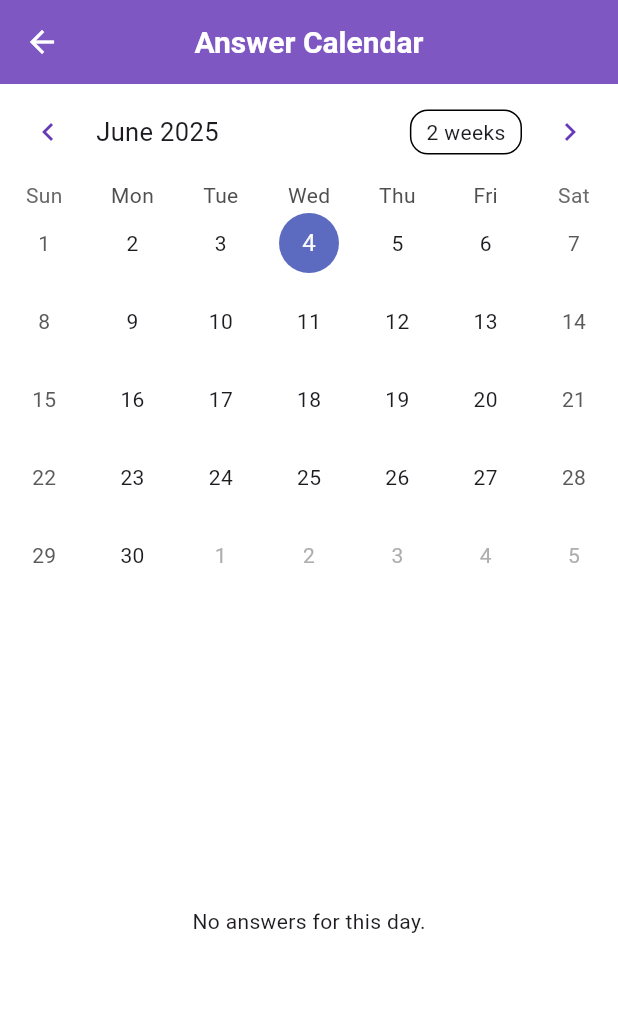
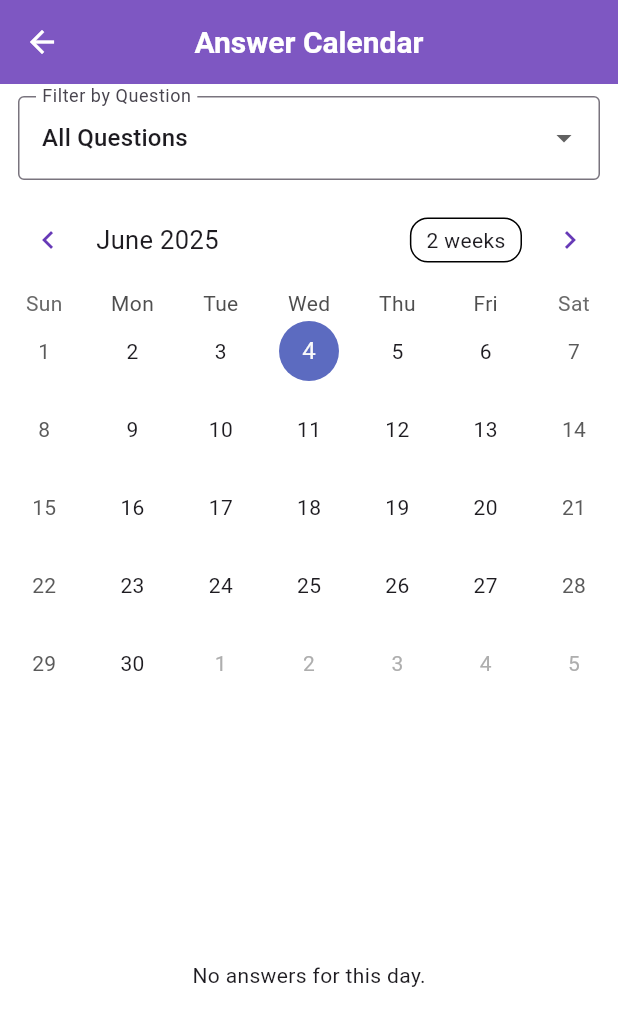
Before and after one commit to NasheethAhmedA/AskYourSelf, a Flutter app: the screen it shows after launch, in the side drawer, after a tap on "Calendar", on a phone screen of 412 x 824 dp. Shown: the top 1026 px of the screen. Run offline on Flutter 3.47's test engine with Material 3 defaults, Android fonts, the phone set to English and light mode, and no system bars; drawn by our look-alikes of table_calendar; our stand-ins replace sqflite, sqflite_common_ffi_web; accounts and stored records are empty.

Commit message:
feat: Implement question filter in CalendarScreen
This commit introduces a feature allowing you to filter answers displayed in the CalendarScreen by a specific question.

Key changes:
- Added a dropdown menu to `CalendarScreen` populated with all available questions and an "All Questions" option.
- Modified `CalendarScreen`'s state to store the selected question's ID and a list of all questions.
- Updated `_getAnswersForDay` to filter answers based on the `selectedQuestionId`. If "All Questions" is selected, all answers for the day are shown. Otherwise, only answers to the chosen question are displayed.
- The calendar event markers and the list of answers below the calendar now reflect the applied filter.
- The message displayed when no answers are found for a selected day is now more specific, indicating whether no answers exist for any question or for the specifically filtered question.

```diff
--- a/lib/screens/calendar_screen.dart
+++ b/lib/screens/calendar_screen.dart
@@ -21,6 +21,8 @@ class _CalendarScreenState extends State<CalendarScreen> {
   DateTime? _selectedDay;
   Map<DateTime, List<Answer>> _answersByDate = {};
   Map<int, Question> _questionDetails = {};
+  int? selectedQuestionId;
+  List<Question> allQuestions = [];
 
   @override
   void initState() {
@@ -55,6 +57,7 @@ class _CalendarScreenState extends State<CalendarScreen> {
 
     // Fetch questions
     final questionsList = await Provider.of<QuestionProvider>(context, listen: false).fetchAllQuestionsFromDb();
+    allQuestions = questionsList; // Store all questions
     final Map<int, Question> qDetails = {};
     for (var q in questionsList) {
       if (q.id != null) {
@@ -72,7 +75,12 @@ class _CalendarScreenState extends State<CalendarScreen> {
   }
 
   List<Answer> _getAnswersForDay(DateTime day) {
-    return _answersByDate[DateTime.utc(day.year, day.month, day.day)] ?? [];
+    final dayAnswers = _answersByDate[DateTime.utc(day.year, day.month, day.day)] ?? [];
+    if (selectedQuestionId == null) {
+      return dayAnswers;
+    } else {
+      return dayAnswers.where((answer) => answer.questionId == selectedQuestionId).toList();
+    }
   }
 
   @override
@@ -83,6 +91,38 @@ class _CalendarScreenState extends State<CalendarScreen> {
       ),
       body: Column(
         children: [
+          Padding(
+            padding: const EdgeInsets.symmetric(vertical: 8.0, horizontal: 12.0),
+            child: DropdownButtonFormField<int?>(
+              decoration: const InputDecoration(
+                labelText: 'Filter by Question',
+                border: OutlineInputBorder(),
+              ),
+              value: selectedQuestionId,
+              hint: selectedQuestionId == null ? const Text("All Questions") : null,
+              isExpanded: true,
+              items: [
+                const DropdownMenuItem<int?>(
+                  value: null,
+                  child: Text("All Questions"),
+                ),
+                ...allQuestions.map((Question question) {
+                  return DropdownMenuItem<int?>(
+                    value: question.id,
+                    child: Text(question.text, overflow: TextOverflow.ellipsis),
+                  );
+                }).toList(),
+              ],
+              onChanged: (int? value) {
+                setState(() {
+                  selectedQuestionId = value;
+                });
+                if (_selectedDay != null) {
+                  _selectedAnswers.value = _getAnswersForDay(_selectedDay!);
+                }
+              },
+            ),
+          ),
           TableCalendar<Answer>(
             firstDay: DateTime.utc(2000, 1, 1),
             lastDay: DateTime.utc(2100, 12, 31),
@@ -116,9 +156,15 @@ class _CalendarScreenState extends State<CalendarScreen> {
               valueListenable: _selectedAnswers,
               builder: (context, value, _) {
                 if (value.isEmpty) {
-                  return const Center(
-                    child: Text('No answers for this day.'),
-                  );
+                  if (selectedQuestionId == null) {
+                    return const Center(
+                      child: Text('No answers for this day.'),
+                    );
+                  } else {
+                    return const Center(
+                      child: Text('No answers for this question on this day.'),
+                    );
+                  }
                 }
                 return ListView.builder(
                   itemCount: value.length,
```
